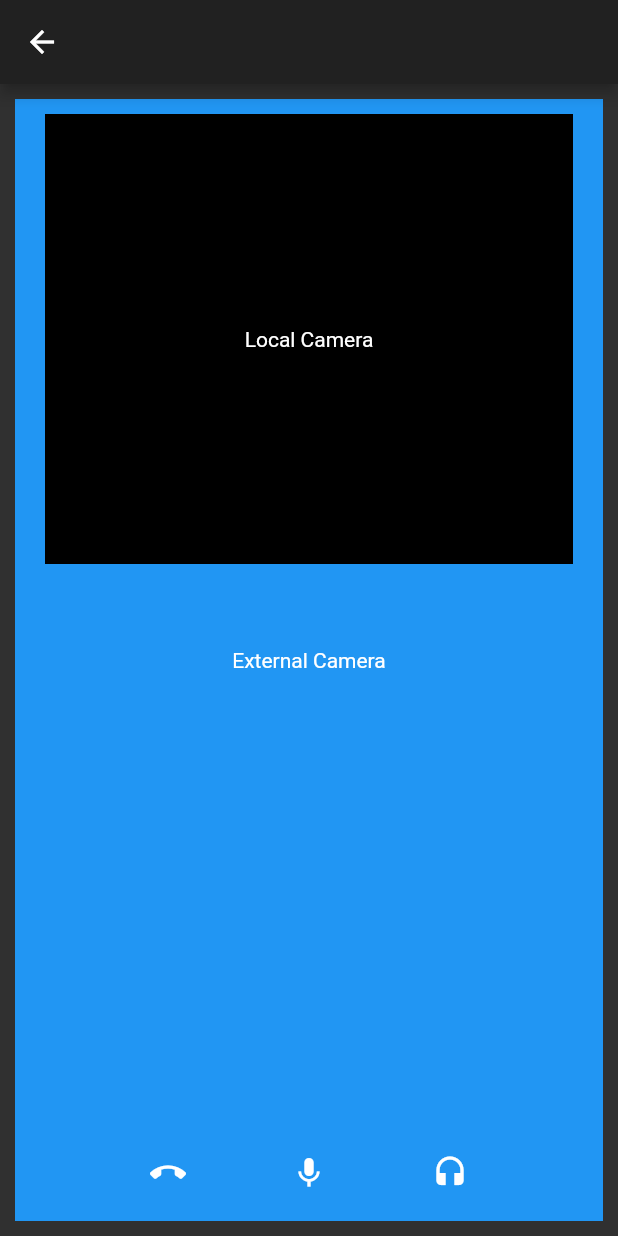
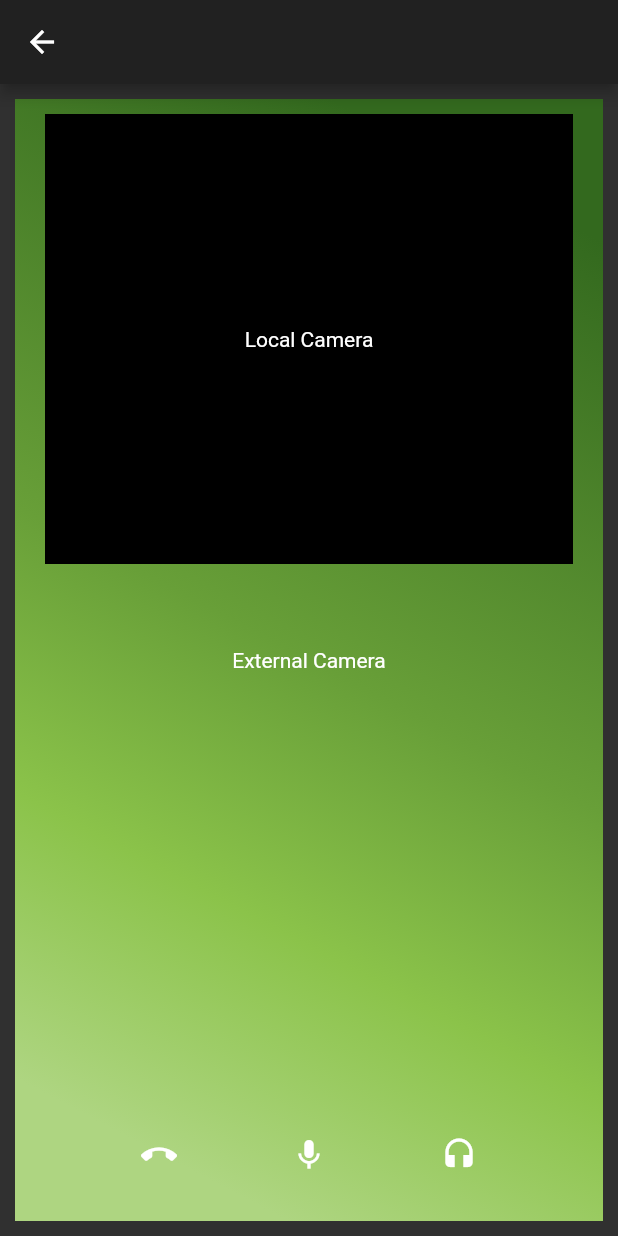
Before and after one commit to VertexChat/vertex, a Flutter app: the CallPage screen opened directly with empty values, on a phone screen of 412 x 824 dp. Run offline on Flutter 3.47's test engine with Material 2 defaults, Android fonts, the phone set to English and light mode, and no system bars.

Commit message:
Code tidy up and button press implemented into icons on the call page

```diff
--- a/ui/lib/src/pages/settings/audio_settings_model.dart
+++ b/ui/lib/src/pages/settings/audio_settings_model.dart
@@ -1,7 +1,3 @@
-import 'dart:convert';
-import 'dart:io';
-import 'package:flutter/foundation.dart';
-
 /// Audio Settings
 /// MVC Pattern
 class AudioSettings {
--- a/ui/lib/src/pages/settings/settings_list.dart
+++ b/ui/lib/src/pages/settings/settings_list.dart
@@ -1,6 +1,5 @@
 import 'package:flutter/material.dart';
 
-import 'audio_settings_card.dart';
 import 'audio_settings_model.dart';
 
 /// Class builds the list of settings on settings page
--- a/ui/lib/src/pages/video_call/call_page.dart
+++ b/ui/lib/src/pages/video_call/call_page.dart
@@ -1,4 +1,5 @@
 import 'package:flutter/material.dart';
+import 'package:vertex_ui/main.dart';
 
 /// Each class defined below here is now a part of the App Root node
 /// VertexLanding is currently main landing page, meaning the App will
@@ -34,6 +35,7 @@ class _CallPageState extends State<CallPage> {
 
         /// Center: A widget that centers all children within it
         body: Center(
+          //TODO: Have everything below scale correctly on mobile devicesq
           child: Stack(
             //crossAxisAlignment: CrossAxisAlignment.center,
             //mainAxisAlignment: MainAxisAlignment.spaceEvenly,
@@ -42,7 +44,19 @@ class _CallPageState extends State<CallPage> {
               // Added widgets to display video call will be added here
               new Container(
                   margin: const EdgeInsets.all(10.0),
-                  color: Colors.blue,
+                  decoration: BoxDecoration(
+                    gradient: LinearGradient(
+                      begin: Alignment.topRight,
+                      end: Alignment.bottomLeft,
+                      stops: [0.1, 0.5, 0.7, 0.9],
+                      colors: [
+                        Colors.lightGreen[900],
+                        Colors.lightGreen[700],
+                        Colors.lightGreen[500],
+                        Colors.lightGreen[300],
+                      ],
+                    ),
+                  ),
                   //Setting percentage amount of height & width
                   height: MediaQuery.of(context).size.height * 0.95,
                   child: Center(
@@ -64,6 +78,7 @@ class _CallPageState extends State<CallPage> {
                       height: 300,
                       child: Center(
                         // Center all content 'Center'
+                        //TODO: Check for camera on local system, that it is set correctly in settings
                         child: Text('Local Camera',
                             textAlign: TextAlign.center,
                             style: TextStyle(color: Colors.white)),
@@ -77,12 +92,20 @@ class _CallPageState extends State<CallPage> {
                   //Container for call fanatically buttons
                   mainAxisAlignment: MainAxisAlignment.spaceEvenly,
                   children: <Widget>[
-                    Icon(
-                      Icons.call_end,
-                      size: 24.0,
+                    //TODO: Add over color so when the mouse is over the button it will light up to give a better feedback to the user
+                    IconButton(
+                      icon: Icon(Icons.call_end, size: 24.0),
+                      onPressed: () => _endCall(),
                     ),
-                    Icon(Icons.mic, size: 24.0),
-                    Icon(Icons.headset, size: 24.0)
+                    //Mute mic button
+                    IconButton(
+                      icon: Icon(Icons.mic, size: 24.0),
+                      onPressed: () => _muteMic(),
+                    ),
+                    // Mute headset button
+                    IconButton(
+                        icon: Icon(Icons.headset, size: 24.0),
+                        onPressed: () => _muteHeadset()),
                   ],
                 ),
               )
@@ -90,4 +113,20 @@ class _CallPageState extends State<CallPage> {
           ),
         ));
   } //end Widget build
+
+  //Function to end call and return to home page
+  _endCall() async {
+    Navigator.push(
+        context,
+        MaterialPageRoute(
+            builder: (context) => new VertexHomePage(title: "Welcome Home")));
+  } //End function
+
+  _muteMic() async {
+    //TODO: need to connect with audio settings page I feel
+  } //End function
+
+  _muteHeadset() async {
+    //TODO: need to connect with audio setting page I feel
+  } //End function
 } //End class
```
